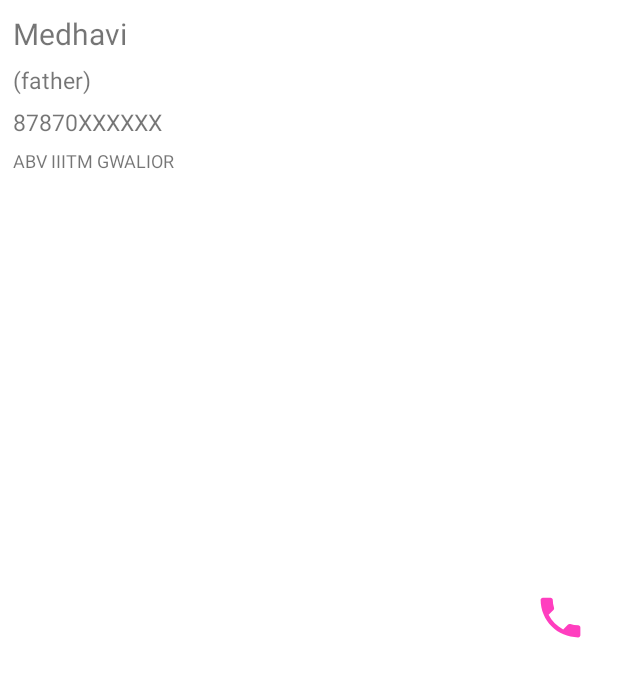
After one commit to Medhavi-16/security_app, an Android app: the layout trusted_person_view.xml on its own in the app's theme, with its tools: preview values and no code run, on a phone screen of 412 x 824 dp. The commit adds this screen. Shown: the top 677 px of the screen. Run offline under Robolectric (Android 15) with nearby library versions, the phone set to English and light mode, and no system bars.

Commit message:
trusted person info added

```diff
--- a/app/src/main/java/com/example/womensecurityapp/MainActivity.java
+++ b/app/src/main/java/com/example/womensecurityapp/MainActivity.java
@@ -4,6 +4,7 @@
 import android.app.Dialog;
 import android.app.NotificationChannel;
 import android.app.NotificationManager;
+import android.content.Context;
 import android.content.Intent;
 import android.content.SharedPreferences;
 import android.content.pm.PackageManager;
@@ -13,6 +14,7 @@
 import android.os.Bundle;
 import android.os.Environment;
 import android.preference.PreferenceManager;
+import android.telephony.TelephonyManager;
 import android.util.Log;
 import android.view.View;
 import android.view.Window;
--- a/app/src/main/java/com/example/womensecurityapp/action_screen.java
+++ b/app/src/main/java/com/example/womensecurityapp/action_screen.java
@@ -164,6 +164,8 @@
                 editor.putString("is_notification_send","not_known");
                 editor.putString("is_shake_happened","not_known");
                 editor.commit();
+
+                finish();
 
             }
         });
--- a/app/src/main/res/layout/activity_map.xml
+++ b/app/src/main/res/layout/activity_map.xml
@@ -73,7 +73,7 @@
             android:layout_height="wrap_content"
             android:src="@drawable/ic_gps"
             fab:fab_size="mini"
-            android:id="@+id/map_float_notice_board"
+            android:id="@+id/map_float_chat"
             app:fab_label="Chat" />
     </com.github.clans.fab.FloatingActionMenu>
 
--- /dev/null
+++ b/app/src/main/res/layout/trusted_person_view.xml
@@ -0,0 +1,72 @@
+<?xml version="1.0" encoding="utf-8"?>
+<LinearLayout xmlns:android="http://schemas.android.com/apk/res/android"
+    android:orientation="vertical" android:layout_width="match_parent"
+    android:layout_height="wrap_content">
+
+    <RelativeLayout
+        android:layout_width="match_parent"
+        android:layout_height="wrap_content"
+        android:padding="2dp"
+        android:layout_margin="3dp">
+
+        <ImageView
+            android:id="@+id/trusted_person_call"
+            android:layout_width="35dp"
+            android:layout_height="35dp"
+            android:layout_alignParentRight="true"
+            android:layout_centerInParent="true"
+            android:layout_alignParentBottom="true"
+            android:layout_margin="15dp"
+            android:background="@drawable/ic_phone_black_24dp">
+
+        </ImageView>
+
+        <TextView
+            android:id="@+id/trusted_person_view_name"
+            android:layout_width="wrap_content"
+            android:layout_height="wrap_content"
+            android:layout_margin="3dp"
+            android:text="Medhavi"
+            android:textSize="20sp">
+
+        </TextView>
+
+
+        <TextView
+            android:id="@+id/trusted_person_view_relation"
+            android:layout_width="wrap_content"
+            android:layout_height="wrap_content"
+            android:layout_below="@+id/trusted_person_view_name"
+            android:layout_margin="3dp"
+            android:text="(father)"
+            android:textSize="15sp">
+
+        </TextView>
+
+
+        <TextView
+            android:id="@+id/trusted_person_view_contact"
+            android:layout_width="wrap_content"
+            android:layout_height="wrap_content"
+            android:layout_below="@+id/trusted_person_view_relation"
+            android:layout_margin="3dp"
+            android:text="87870XXXXXX"
+            android:textSize="15dp">
+
+        </TextView>
+
+
+        <TextView
+            android:id="@+id/trusted_person_view_adress"
+            android:layout_width="wrap_content"
+            android:layout_height="wrap_content"
+            android:layout_below="@+id/trusted_person_view_contact"
+            android:layout_margin="3dp"
+            android:text="ABV IIITM GWALIOR"
+            android:textSize="12sp">
+
+        </TextView>
+
+    </RelativeLayout>
+
+</LinearLayout>
```
Also changed, not shown: app/build.gradle (+6 -6 lines), app/src/main/java/com/example/womensecurityapp/MapActivity.java (+32 -6 lines), app/src/main/java/com/example/womensecurityapp/adapter/trusted_person_adapter.java (+5 -5 lines), app/src/main/java/com/example/womensecurityapp/ui/home/HomeFragment.java (+6 -18 lines).
